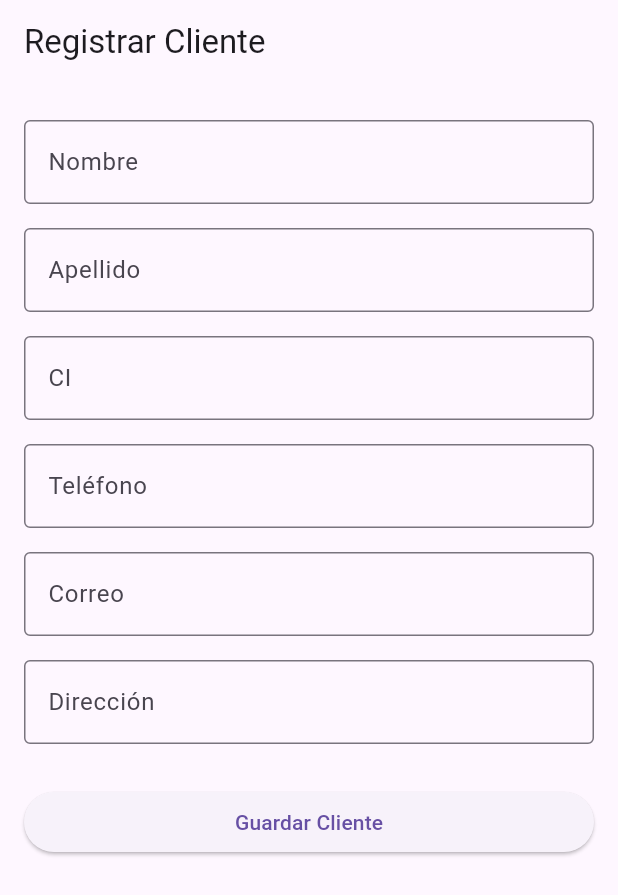
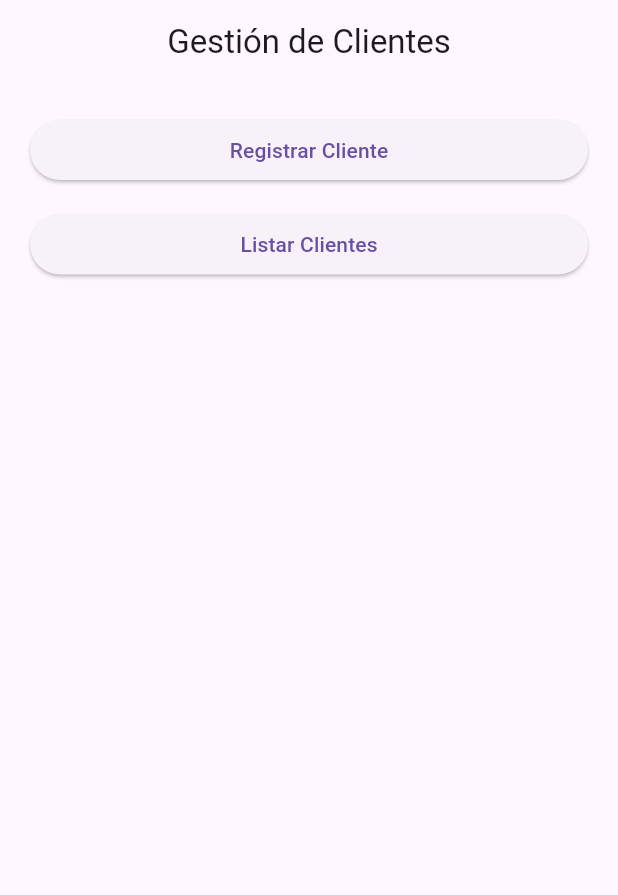
Before and after one commit to erikbarrera757/Gestion-canchas-deportivas, a Flutter app: the screen it shows after launch, on a phone screen of 412 x 824 dp. Shown: the top 895 px of the screen. Run offline on Flutter 3.47's test engine with Material 3 defaults, Android fonts, the light colour scheme and no system bars.

Commit message:
Menu principal clientes

```diff
--- a/app_flutter/lib/main.dart
+++ b/app_flutter/lib/main.dart
@@ -1,5 +1,5 @@
 import 'package:flutter/material.dart';
-import 'screens/clientes/registrar_cliente_screen.dart';
+import 'screens/menu_principal.dart';
 
 void main() {
   runApp(const GestionCanchasApp());
@@ -16,7 +16,7 @@ class GestionCanchasApp extends StatelessWidget {
       theme: ThemeData(
         primarySwatch: Colors.blue,
       ),
-      home: const RegistrarClienteScreen(),
+      home: const MenuPrincipal(),
     );
   }
 }
--- a/app_flutter/lib/screens/menu_principal.dart
+++ b/app_flutter/lib/screens/menu_principal.dart
@@ -0,0 +1,50 @@
+import 'package:flutter/material.dart';
+import 'clientes/registrar_cliente_screen.dart';
+import 'clientes/listar_clientes_screen.dart';
+
+class MenuPrincipal extends StatelessWidget {
+  const MenuPrincipal({super.key});
+
+  @override
+  Widget build(BuildContext context) {
+    return Scaffold(
+      appBar: AppBar(
+        title: const Text('Gestión de Clientes'),
+        centerTitle: true,
+      ),
+      body: Padding(
+        padding: const EdgeInsets.all(20),
+        child: Column(
+          crossAxisAlignment: CrossAxisAlignment.stretch,
+          children: [
+            ElevatedButton(
+              onPressed: () {
+                Navigator.push(
+                  context,
+                  MaterialPageRoute(
+                    builder: (_) => const RegistrarClienteScreen(),
+                  ),
+                );
+              },
+              child: const Text('Registrar Cliente'),
+            ),
+
+            const SizedBox(height: 15),
+
+            ElevatedButton(
+              onPressed: () {
+                Navigator.push(
+                  context,
+                  MaterialPageRoute(
+                    builder: (_) => const ListarClientesScreen(),
+                  ),
+                );
+              },
+              child: const Text('Listar Clientes'),
+            ),
+          ],
+        ),
+      ),
+    );
+  }
+}
```
